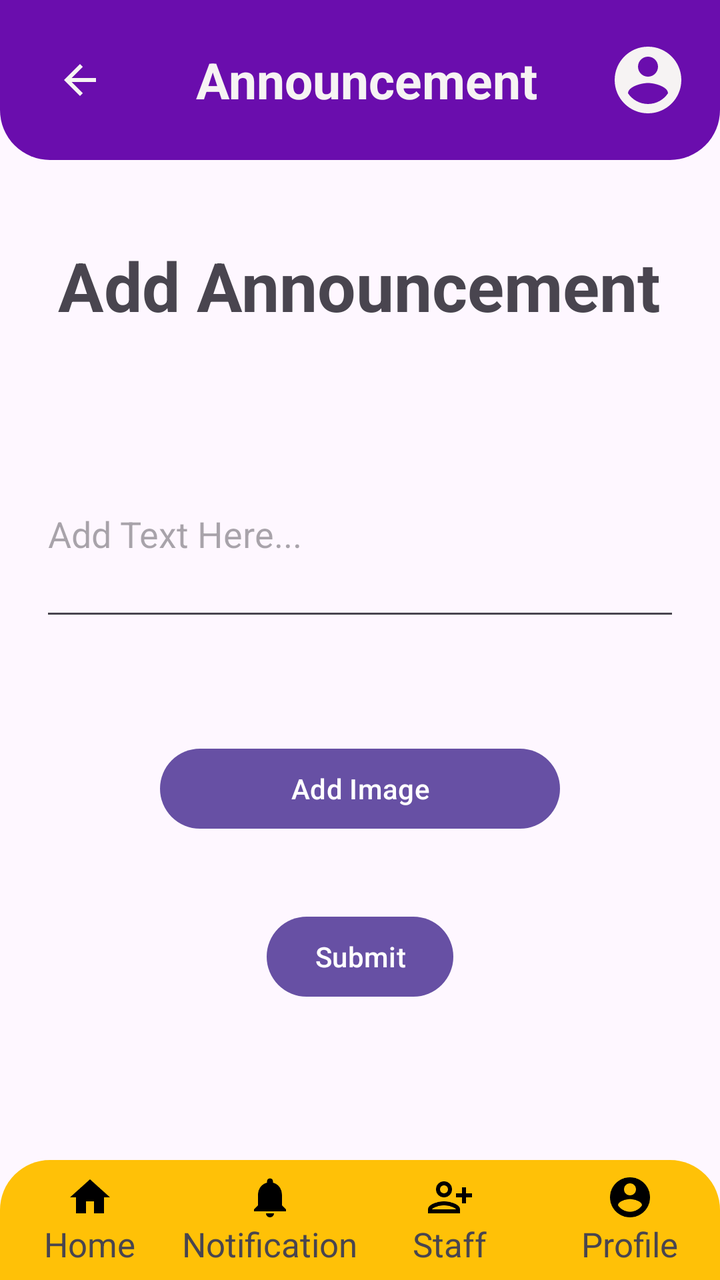
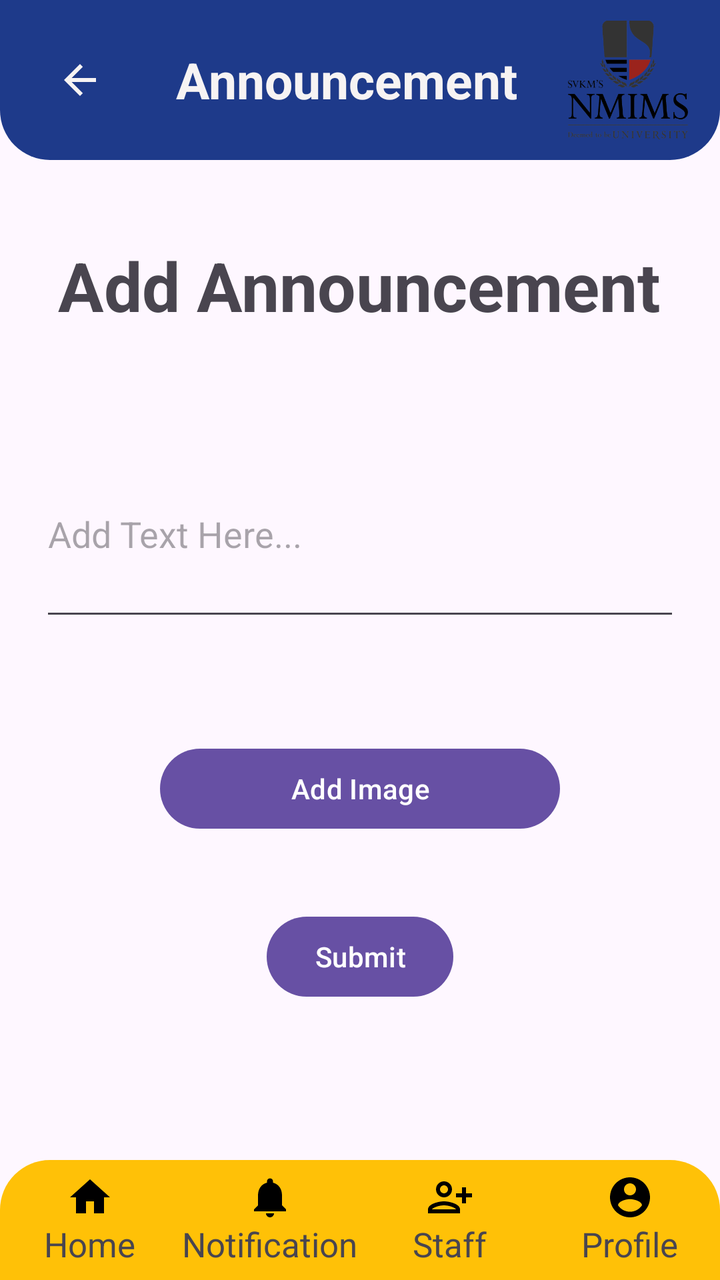

The first picture is an Android layout as it rendered before a commit; the second is the same layout after the commit. The layout source and the unified diff follow.
<!-- AndroidManifest.xml: application theme Theme.HostelComplaintApp -->
<!-- res/layout/activity_add_announcement.xml -->
<?xml version="1.0" encoding="utf-8"?>
<LinearLayout
    xmlns:android="http://schemas.android.com/apk/res/android"
    xmlns:app="http://schemas.android.com/apk/res-auto"
    android:id="@+id/main"
    android:layout_width="match_parent"
    android:layout_height="match_parent"
    android:orientation="vertical">

    

    
    <androidx.appcompat.widget.Toolbar
        android:id="@+id/toolbar"
        android:layout_width="match_parent"
        android:layout_height="80dp"
        android:background="@drawable/toolbar_bg">

        <LinearLayout
            android:layout_width="match_parent"
            android:layout_height="match_parent"
            android:orientation="horizontal"
            android:gravity="center_vertical"
            android:paddingStart="12dp"
            android:paddingEnd="16dp">

            
            <ImageView
                android:id="@+id/btnBack"
                android:layout_width="24dp"
                android:layout_height="24dp"
                android:src="@drawable/baseline_arrow_back_24"
                app:tint="@color/white"
                android:layout_marginEnd="10dp" />

            
            <TextView
                android:id="@+id/tv1WardenName"
                android:layout_width="0dp"
                android:layout_height="wrap_content"
                android:layout_weight="1"
                android:text="Announcement"
                android:textColor="@color/white"
                android:textSize="25sp"
                android:textStyle="bold"
                android:gravity="center" />

            
            <ImageView
                android:id="@+id/imgProfile"
                android:layout_width="40dp"
                android:layout_height="40dp"
                android:src="@drawable/baseline_account_circle_24"
                app:tint="@color/white" />

        </LinearLayout>

    </androidx.appcompat.widget.Toolbar>

    




    <LinearLayout
        android:layout_width="match_parent"
        android:layout_height="0dp"
        android:layout_weight="1"
        android:orientation="vertical">



        
        <TextView
            android:layout_width="wrap_content"
            android:layout_height="wrap_content"
            android:text="Add Announcement"
            android:textSize="34sp"
            android:textStyle="bold"
            android:layout_marginTop="40dp"
            android:layout_marginBottom="30dp"
            android:layout_gravity="center"/>

        


        <EditText
            android:id="@+id/addannouncement"
            android:layout_width="match_parent"
            android:layout_height="100dp"
            android:hint="Add Text Here..."
            android:layout_margin="20dp"
            android:layout_marginBottom="30dp"/>


        <Button
            android:id="@+id/addimgtBtn"
            android:layout_width="200dp"
            android:layout_height="wrap_content"
            android:text="Add Image"
            android:layout_gravity="center"
            android:layout_marginTop="35dp"/>

        
        <Button
            android:id="@+id/submitBtn"
            android:layout_width="wrap_content"
            android:layout_height="wrap_content"
            android:text="Submit"
            android:layout_gravity="center"
            android:layout_marginTop="36dp"/>

    </LinearLayout>



    

    <LinearLayout
        android:layout_width="match_parent"
        android:layout_height="60dp"
        android:orientation="horizontal"
        android:background="@drawable/bottom_nav_bg"
        android:weightSum="4">

        
        <LinearLayout
            android:layout_width="0dp"
            android:layout_height="match_parent"
            android:layout_weight="1"
            android:gravity="center"
            android:orientation="vertical">


            <ImageView
                android:id="@+id/gotohomepg"
                android:layout_width="24dp"
                android:layout_height="24dp"
                android:src="@drawable/baseline_home_24"/>

            <TextView
                android:layout_width="wrap_content"
                android:layout_height="wrap_content"
                android:text="Home"
                android:textSize="17dp"/>
        </LinearLayout>


        <LinearLayout
            android:layout_width="0dp"
            android:layout_height="match_parent"
            android:layout_weight="1"
            android:gravity="center"
            android:orientation="vertical">

            <ImageView
                android:id="@+id/btnNotification"
                android:layout_width="24dp"
                android:layout_height="24dp"
                android:src="@drawable/baseline_notifications_24"/>

            <TextView
                android:layout_width="wrap_content"
                android:layout_height="wrap_content"
                android:text="Notification"
                android:textSize="17dp"/>
        </LinearLayout>

        <LinearLayout
            android:layout_width="0dp"
            android:layout_height="match_parent"
            android:layout_weight="1"
            android:gravity="center"
            android:orientation="vertical">

            <ImageView
                android:id="@+id/staff_manage"
                android:layout_width="24dp"
                android:layout_height="24dp"
                android:src="@drawable/baseline_person_add_alt_24"/>

            <TextView
                android:layout_width="wrap_content"
                android:layout_height="wrap_content"
                android:text="Staff"
                android:textSize="17dp"/>
        </LinearLayout>

        <LinearLayout
            android:layout_width="0dp"
            android:layout_height="match_parent"
            android:layout_weight="1"
            android:gravity="center"
            android:orientation="vertical">

            <ImageView
                android:id="@+id/imgProfile1"
                android:layout_width="24dp"
                android:layout_height="24dp"
                android:src="@drawable/baseline_account_circle_24"/>

            <TextView
                android:layout_width="wrap_content"
                android:layout_height="wrap_content"
                android:text="Profile"
                android:textSize="17dp"/>
        </LinearLayout>


        



    </LinearLayout>




</LinearLayout>
<!-- resources referenced by this layout -->
<resources>
  <color name="white">#F6F3F3</color>
  <!-- drawable baseline_account_circle_24 (drawable) -->
  <vector xmlns:android="http://schemas.android.com/apk/res/android" android:height="24dp" android:tint="#000000" android:viewportHeight="24" android:viewportWidth="24" android:width="24dp">
        
      <path android:fillColor="@android:color/white" android:pathData="M12,2C6.48,2 2,6.48 2,12s4.48,10 10,10 10,-4.48 10,-10S17.52,2 12,2zM12,5c1.66,0 3,1.34 3,3s-1.34,3 -3,3 -3,-1.34 -3,-3 1.34,-3 3,-3zM12,19.2c-2.5,0 -4.71,-1.28 -6,-3.22 0.03,-1.99 4,-3.08 6,-3.08 1.99,0 5.97,1.09 6,3.08 -1.29,1.94 -3.5,3.22 -6,3.22z"/>
      
  </vector>
  <!-- drawable baseline_arrow_back_24 (drawable) -->
  <vector xmlns:android="http://schemas.android.com/apk/res/android" android:autoMirrored="true" android:height="24dp" android:tint="#000000" android:viewportHeight="24" android:viewportWidth="24" android:width="24dp">
        
      <path android:fillColor="@android:color/white" android:pathData="M20,11H7.83l5.59,-5.59L12,4l-8,8 8,8 1.41,-1.41L7.83,13H20v-2z"/>
      
  </vector>
  <!-- drawable baseline_home_24 (drawable) -->
  <vector xmlns:android="http://schemas.android.com/apk/res/android" android:height="24dp" android:tint="#000000" android:viewportHeight="24" android:viewportWidth="24" android:width="24dp">
        
      <path android:fillColor="@android:color/white" android:pathData="M10,20v-6h4v6h5v-8h3L12,3 2,12h3v8z"/>
      
  </vector>
  <!-- drawable baseline_notifications_24 (drawable) -->
  <vector xmlns:android="http://schemas.android.com/apk/res/android" android:height="24dp" android:tint="#000000" android:viewportHeight="24" android:viewportWidth="24" android:width="24dp">
        
      <path android:fillColor="@android:color/white" android:pathData="M12,22c1.1,0 2,-0.9 2,-2h-4c0,1.1 0.89,2 2,2zM18,16v-5c0,-3.07 -1.64,-5.64 -4.5,-6.32L13.5,4c0,-0.83 -0.67,-1.5 -1.5,-1.5s-1.5,0.67 -1.5,1.5v0.68C7.63,5.36 6,7.92 6,11v5l-2,2v1h16v-1l-2,-2z"/>
      
  </vector>
  <!-- drawable baseline_person_add_alt_24 (drawable) -->
  <vector xmlns:android="http://schemas.android.com/apk/res/android" android:height="24dp" android:tint="#000000" android:viewportHeight="24" android:viewportWidth="24" android:width="24dp">
        
      <path android:fillColor="@android:color/white" android:pathData="M13,8c0,-2.21 -1.79,-4 -4,-4S5,5.79 5,8s1.79,4 4,4S13,10.21 13,8zM11,8c0,1.1 -0.9,2 -2,2S7,9.1 7,8s0.9,-2 2,-2S11,6.9 11,8zM1,18v2h16v-2c0,-2.66 -5.33,-4 -8,-4S1,15.34 1,18zM3,18c0.2,-0.71 3.3,-2 6,-2c2.69,0 5.78,1.28 6,2H3zM20,15v-3h3v-2h-3V7h-2v3h-3v2h3v3H20z"/>
      
  </vector>
  <!-- drawable bottom_nav_bg (drawable) -->
  <?xml version="1.0" encoding="utf-8"?>
  <shape xmlns:android="http://schemas.android.com/apk/res/android">
  
      
      <solid android:color="#FFC107"/>
  
      
      <corners
          android:topLeftRadius="25dp"
          android:topRightRadius="25dp"
          android:bottomLeftRadius="0dp"
          android:bottomRightRadius="0dp"/>
  
  </shape>
  <!-- drawable toolbar_bg (drawable) -->
  <?xml version="1.0" encoding="utf-8"?>
  <shape xmlns:android="http://schemas.android.com/apk/res/android">
  
      <solid android:color="@color/purple"/>
  
      <corners
          android:topLeftRadius="0dp"
          android:topRightRadius="0dp"
          android:bottomLeftRadius="25dp"
          android:bottomRightRadius="25dp"/>
  
  </shape>
  <style name="Theme.HostelComplaintApp" parent="Base.Theme.HostelComplaintApp" />
  <color name="purple">#6A0DAD</color>
  <style name="Base.Theme.HostelComplaintApp" parent="Theme.Material3.DayNight.NoActionBar">
          
          
      </style>
</resources>

<!-- the commit's change to res/layout/activity_add_announcement.xml (unified diff, before → after) -->
@@ -47,11 +47,10 @@
 
             
             <ImageView
-                android:id="@+id/imgProfile"
-                android:layout_width="40dp"
-                android:layout_height="40dp"
-                android:src="@drawable/baseline_account_circle_24"
-                app:tint="@color/white" />
+                android:layout_width="60dp"
+                android:layout_height="60dp"
+                android:id="@+id/imgnmlogo"
+                android:src="@drawable/nmm"/>
 
         </LinearLayout>
 
<!-- resource entries referenced after the edit -->
@@ -46,11 +46,12 @@
           android:bottomRightRadius="0dp"/>
   
   </shape>
+  <!-- drawable nmm: png bitmap (drawable, 28044 bytes) -->
   <!-- drawable toolbar_bg (drawable) -->
   <?xml version="1.0" encoding="utf-8"?>
   <shape xmlns:android="http://schemas.android.com/apk/res/android">
   
-      <solid android:color="@color/purple"/>
+      <solid android:color="#1E3A8A"/>
   
       <corners
           android:topLeftRadius="0dp"
@@ -60,7 +61,6 @@
   
   </shape>
   <style name="Theme.HostelComplaintApp" parent="Base.Theme.HostelComplaintApp" />
-  <color name="purple">#6A0DAD</color>
   <style name="Base.Theme.HostelComplaintApp" parent="Theme.Material3.DayNight.NoActionBar">
           
           
